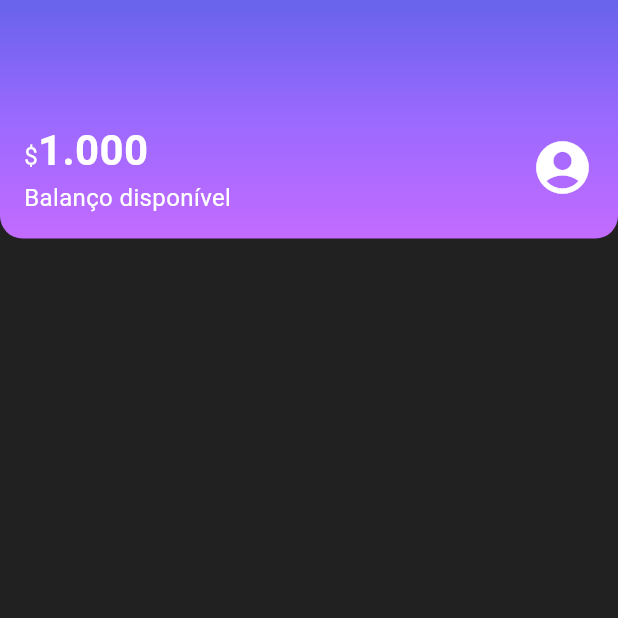
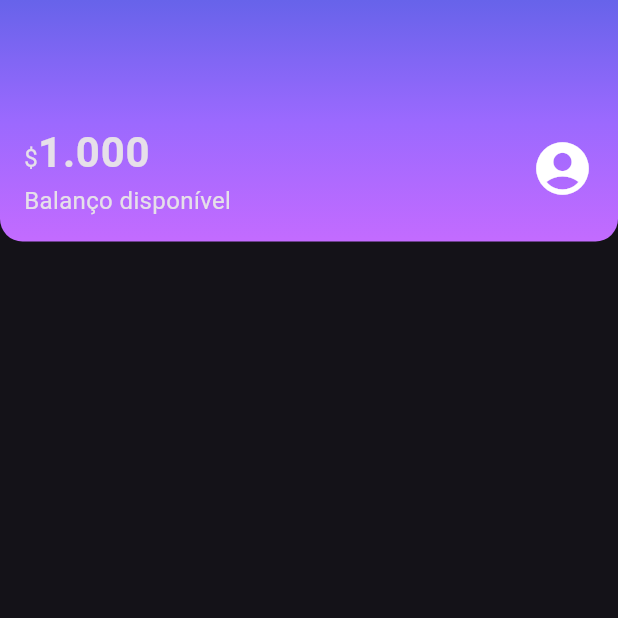
Before and after one commit to amandadetofol/Alurabank, a Flutter app: the screen it shows after launch, on a phone screen of 412 x 824 dp, the top half of it. Run offline on Flutter 3.47's test engine with Material 3 defaults, Android fonts, the phone set to English and light mode, and no system bars.

Commit message:
creating components

```diff
--- a/alurabank/lib/components/sections/header.dart
+++ b/alurabank/lib/components/sections/header.dart
@@ -1,17 +1,15 @@
+import 'package:alurabank/theme/theme_colors.dart';
 import 'package:flutter/material.dart';
 
 class Header extends StatelessWidget {
+  const Header({super.key});
 
   @override
   Widget build(BuildContext context) {
     return Container(
       decoration: const BoxDecoration(
         gradient: LinearGradient(
-          colors: [
-            Color.fromRGBO(103, 99, 234, 1),
-            Color.fromRGBO(155, 105, 254, 1),
-            Color.fromRGBO(195, 107, 255, 1),
-           ],
+          colors: ThemeColors.headerGradient,
           begin: Alignment.topCenter,
           end: Alignment.bottomCenter,
         ),
@@ -22,7 +20,7 @@ class Header extends StatelessWidget {
           bottomRight: Radius.circular(15.0)
         ),
       ),
-      child: const Padding(
+      child: Padding(
         padding: EdgeInsets.only(
             top: 80,
             left: 16,
@@ -36,16 +34,10 @@ class Header extends StatelessWidget {
               children: [
                 Text.rich(
                     TextSpan(
-                        style: TextStyle(
-                          color: Colors.white,
-                          fontSize: 16,
-                          fontWeight: FontWeight.w400),
                         text: "\$",
                         children: [
                           TextSpan(
-                              style: TextStyle(
-                                  fontSize: 28,
-                                  fontWeight: FontWeight.bold),
+                            style: Theme.of(context).textTheme.bodyLarge,
                             text: "1.000"
                           )
                         ]
@@ -53,16 +45,11 @@ class Header extends StatelessWidget {
                 ),
                 Text(
                     "Balanço disponível",
-                    style: TextStyle(
-                        color: Colors.white,
-                        fontSize: 16,
-                        fontWeight: FontWeight.w400),
                 ),
               ],
             ),
             Icon(
                 size: 42,
-                color: Colors.white,
                 Icons.account_circle),
           ],
         ),
--- a/alurabank/lib/main.dart
+++ b/alurabank/lib/main.dart
@@ -1,5 +1,6 @@
 import 'package:flutter/material.dart';
 import 'screens/home.dart';
+import 'theme/app_theme.dart';
 
 void main() {
   runApp(Alurabank());
@@ -11,6 +12,7 @@ class Alurabank extends StatelessWidget {
     return MaterialApp(
       title: "Alurabank",
       home: Home(),
+      theme: appTheme,
     );
   }
 }
--- a/alurabank/lib/screens/home.dart
+++ b/alurabank/lib/screens/home.dart
@@ -6,14 +6,11 @@ class Home extends StatelessWidget {
   @override
   Widget build(BuildContext context) {
     return Scaffold(
-      body: Container(
-        color: Colors.black87,
-        child: Column(
+      body: Column(
           children: [
             Header()
           ],
         ),
-      )
     );
   }
 
--- /dev/null
+++ b/alurabank/lib/theme/app_theme.dart
@@ -0,0 +1,12 @@
+import 'package:flutter/material.dart';
+import 'theme_colors.dart';
+
+ThemeData appTheme = ThemeData(
+  primarySwatch: ThemeColors.purple,
+  primaryColor: ThemeColors.purple,
+  brightness: Brightness.dark,
+  textTheme: const TextTheme(
+    bodyMedium: TextStyle(fontSize: 16),
+    bodyLarge:  TextStyle(fontSize: 28, fontWeight: FontWeight.bold)
+  )
+);
--- /dev/null
+++ b/alurabank/lib/theme/theme_colors.dart
@@ -0,0 +1,12 @@
+import 'package:flutter/material.dart';
+
+class ThemeColors {
+  static MaterialColor purple = Colors.purple;
+  static Color burnedYellow = const Color.fromRGBO(255, 175, 29, 1);
+  static Color division = Color.fromRGBO(166, 166, 166, 1);
+  static const List<Color> headerGradient =  [
+    Color.fromRGBO(103, 99, 234, 1),
+    Color.fromRGBO(155, 105, 254, 1),
+    Color.fromRGBO(195, 107, 255, 1),
+  ];
+}
```
Also changed, not shown: alurabank/lib/components/color_dot.dart (added, +41 -0 lines), alurabank/lib/components/contentcard.dart (added, +27 -0 lines), alurabank/lib/components/divisor.dart (added, +14 -0 lines), alurabank/lib/components/sections/color_dot_model.dart (added, +13 -0 lines).
